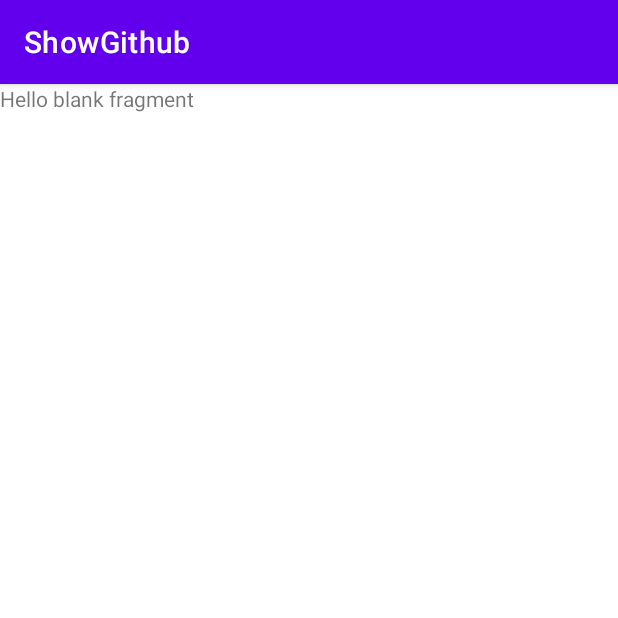
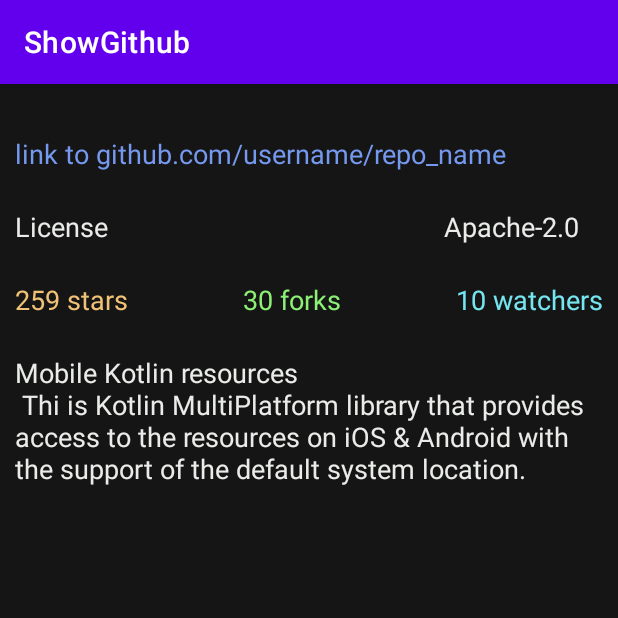
Before and after one commit to pavelfire/ShowGithub, an Android app: the DetailFragment screen opened through its navigation route, on a phone screen of 412 x 824 dp, the top half of it. Run offline under Robolectric (Android 15) with nearby library versions, the phone set to English and light mode, and no system bars.

Commit message:
detail screen work

```diff
--- a/app/src/main/java/com/vk/directop/showgithub/presentation/list_repo/ListRepoAdapter.kt
+++ b/app/src/main/java/com/vk/directop/showgithub/presentation/list_repo/ListRepoAdapter.kt
@@ -1,12 +1,18 @@
 package com.vk.directop.showgithub.presentation.list_repo
 
+import android.util.Log
 import android.view.LayoutInflater
 import android.view.View
 import android.view.ViewGroup
 import android.widget.TextView
+import android.widget.Toast
+import androidx.constraintlayout.widget.ConstraintLayout
+import androidx.fragment.app.findFragment
+import androidx.navigation.fragment.NavHostFragment
 import androidx.recyclerview.widget.RecyclerView
 import com.vk.directop.showgithub.R
 import com.vk.directop.showgithub.domain.model.RepoDomain
+import com.vk.directop.showgithub.presentation.login.LoginFragmentDirections
 
 class ListRepoAdapter (private val repoList: List<RepoDomain>) : RecyclerView.Adapter<RepoViewHolder>() {
     override fun onCreateViewHolder(parent: ViewGroup, viewType: Int): RepoViewHolder {
@@ -37,5 +43,13 @@ class RepoViewHolder(itemView: View) : RecyclerView.ViewHolder(itemView) {
         tvName.text = repo.name
         tvLanguage.text = repo.language
         tvDescription.text = repo.description
+
+        val layoutItem : ConstraintLayout = itemView.findViewById(R.id.layout_item)
+        layoutItem.setOnClickListener {
+
+            Log.d("MyTag", "Pressed: ${repo.name}")
+            val action = ListRepoFragmentDirections.actionListRepoFragmentToDetailFragment()
+            NavHostFragment.findNavController(itemView.findFragment()).navigate(action)
+        }
     }
 }
--- a/app/src/main/java/com/vk/directop/showgithub/presentation/list_repo/ListRepoFragment.kt
+++ b/app/src/main/java/com/vk/directop/showgithub/presentation/list_repo/ListRepoFragment.kt
@@ -43,8 +43,16 @@ class ListRepoFragment : Fragment() {
     companion object {
         val repoList = listOf(
             RepoDomain(name = "moko-web3", language = "Kotlin", description = "Ethereum Web3 implementation for mobile (android & ios) Kotlin Multiplatform development"),
+            RepoDomain(name = "moko-resources", language = "Kotlin", description = "Resources access for mobile (android & ios) Kotlin Multiplatform development"),
+            RepoDomain(name = "libs.kmp.icerock.dev", language = "JavaScript", description = "O it is description of this repo."),
+            RepoDomain(name = "kmm.icerock.dev", language = "JavaScript", description = ""),
+            RepoDomain(name = "moko-web3", language = "Kotlin", description = "Ethereum Web3 implementation for mobile (android & ios) Kotlin Multiplatform development"),
+            RepoDomain(name = "moko-resources", language = "Kotlin", description = "O it is description of this repo."),
+            RepoDomain(name = "libs.kmp.icerock.dev", language = "JavaScript", description = "O it is description of this repo."),
             RepoDomain(name = "Its name", language = "Kotlin", description = "O it is description of this repo."),
-            RepoDomain(name = "Its name", language = "Kotlin", description = "O it is description of this repo."),
+            RepoDomain(name = "moko-web3", language = "Kotlin", description = "Ethereum Web3 implementation for mobile (android & ios) Kotlin Multiplatform development"),
+            RepoDomain(name = "moko-resources", language = "Kotlin", description = "O it is description of this repo."),
+            RepoDomain(name = "libs.kmp.icerock.dev", language = "JavaScript", description = "O it is description of this repo."),
             RepoDomain(name = "Its name", language = "Kotlin", description = "O it is description of this repo."),
         )
 
--- a/app/src/main/res/layout/fragment_detail.xml
+++ b/app/src/main/res/layout/fragment_detail.xml
@@ -1,14 +1,96 @@
 <?xml version="1.0" encoding="utf-8"?>
 <FrameLayout xmlns:android="http://schemas.android.com/apk/res/android"
+    xmlns:app="http://schemas.android.com/apk/res-auto"
     xmlns:tools="http://schemas.android.com/tools"
     android:layout_width="match_parent"
     android:layout_height="match_parent"
+    android:background="@color/background"
     tools:context=".presentation.detail.DetailFragment">
 
-    <!-- TODO: Update blank fragment layout -->
-    <TextView
+    <androidx.constraintlayout.widget.ConstraintLayout
         android:layout_width="match_parent"
         android:layout_height="match_parent"
-        android:text="@string/hello_blank_fragment" />
+        android:layout_margin="10dp">
+
+
+        <TextView
+            android:id="@+id/tv_link"
+            android:layout_width="wrap_content"
+            android:layout_height="wrap_content"
+            android:layout_marginTop="24dp"
+            android:text="link to github.com/username/repo_name"
+            android:textSize="18sp"
+            android:textColor="@color/name_color"
+            app:layout_constraintStart_toStartOf="parent"
+            app:layout_constraintTop_toTopOf="parent" />
+
+        <TextView
+            android:id="@+id/textView2"
+            android:layout_width="wrap_content"
+            android:layout_height="wrap_content"
+            android:layout_marginTop="24dp"
+            android:textSize="18sp"
+            android:text="License"
+            android:textColor="@color/description_color"
+            app:layout_constraintStart_toStartOf="parent"
+            app:layout_constraintTop_toBottomOf="@+id/tv_link" />
+
+        <TextView
+            android:id="@+id/tv_license"
+            android:layout_width="wrap_content"
+            android:layout_height="wrap_content"
+            android:layout_marginEnd="16dp"
+            android:textSize="18sp"
+            android:text="Apache-2.0"
+            android:textColor="@color/description_color"
+            app:layout_constraintEnd_toEndOf="parent"
+            app:layout_constraintTop_toTopOf="@+id/textView2" />
+
+        <TextView
+            android:id="@+id/tv_stargazers_count"
+            android:layout_width="wrap_content"
+            android:layout_height="wrap_content"
+            android:layout_marginTop="24dp"
+            android:textSize="18sp"
+            android:contentDescription="stargazers_count"
+            android:text="259 stars"
+            android:textColor="@color/gold_color"
+            app:layout_constraintStart_toStartOf="parent"
+            app:layout_constraintTop_toBottomOf="@+id/textView2" />
+
+        <TextView
+            android:id="@+id/tv_foks"
+            android:layout_width="wrap_content"
+            android:layout_height="wrap_content"
+            android:textSize="18sp"
+            android:text="30 forks"
+            android:textColor="@color/forks_color"
+            app:layout_constraintEnd_toStartOf="@+id/tv_watchers"
+            app:layout_constraintStart_toEndOf="@+id/tv_stargazers_count"
+            app:layout_constraintTop_toTopOf="@+id/tv_stargazers_count" />
+
+        <TextView
+            android:id="@+id/tv_watchers"
+            android:layout_width="wrap_content"
+            android:layout_height="wrap_content"
+            android:textSize="18sp"
+            android:text="10 watchers"
+            android:textColor="@color/watchers_color"
+            app:layout_constraintEnd_toEndOf="parent"
+            app:layout_constraintTop_toTopOf="@+id/tv_stargazers_count" />
+
+        <TextView
+            android:id="@+id/tv_text"
+            android:layout_width="0dp"
+            android:layout_height="wrap_content"
+            android:layout_marginTop="24dp"
+            android:textSize="18sp"
+            android:text="Mobile Kotlin resources\n Thi is Kotlin MultiPlatform library that provides access to the resources on iOS &amp; Android with the support of the default system location."
+            android:textColor="@color/description_color"
+            app:layout_constraintEnd_toEndOf="parent"
+            app:layout_constraintStart_toStartOf="parent"
+            app:layout_constraintTop_toBottomOf="@+id/tv_stargazers_count" />
+
+    </androidx.constraintlayout.widget.ConstraintLayout>
 
 </FrameLayout>
--- a/app/src/main/res/layout/list_item.xml
+++ b/app/src/main/res/layout/list_item.xml
@@ -4,6 +4,7 @@
     xmlns:tools="http://schemas.android.com/tools"
     android:layout_width="match_parent"
     android:layout_height="wrap_content"
+    android:id="@+id/layout_item"
     android:layout_margin="10dp">
 
     <TextView
--- a/app/src/main/res/values/colors.xml
+++ b/app/src/main/res/values/colors.xml
@@ -10,7 +10,11 @@
     <color name="background">#FF151515</color>
     <color name="font_color">#FF797979</color>
     <color name="bt_color">#327A26</color>
-    <color name="name_color">#6489E6</color>
+    <color name="name_color">#7699F0</color>
     <color name="language_color">#7A69BF</color>
-    <color name="description_color">#A1A6A0</color>
+    <color name="description_color">#EAECE9</color>
+
+    <color name="gold_color">#F0C275</color>
+    <color name="forks_color">#8CF075</color>
+    <color name="watchers_color">#75E6F0</color>
 </resources>
```
